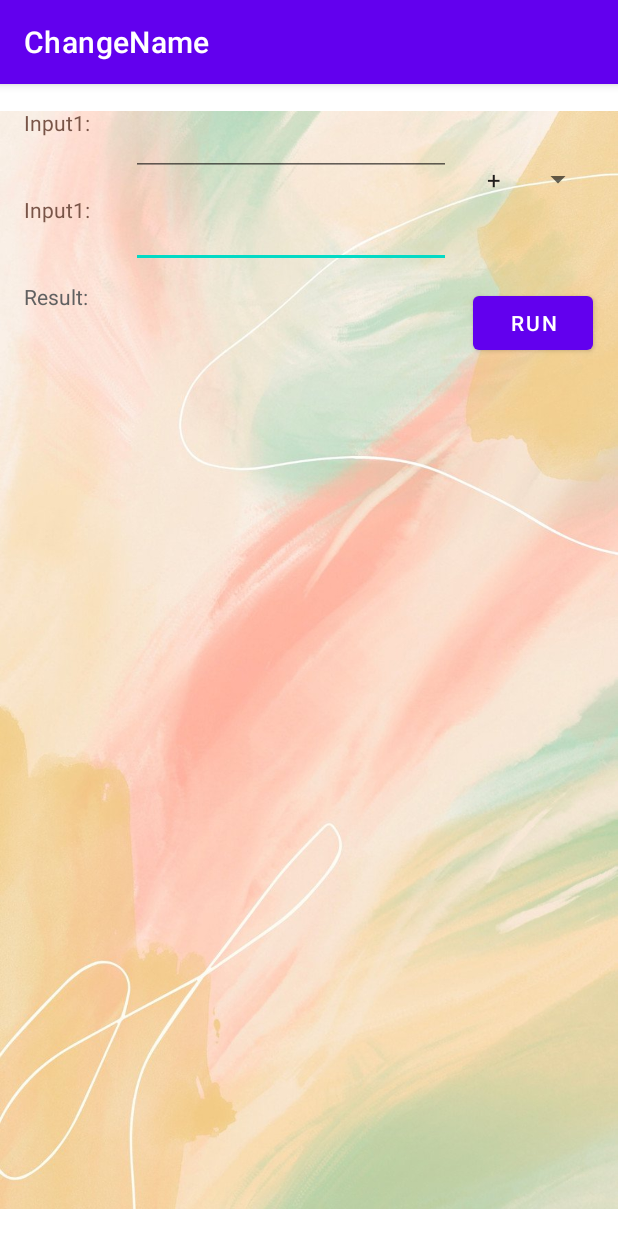
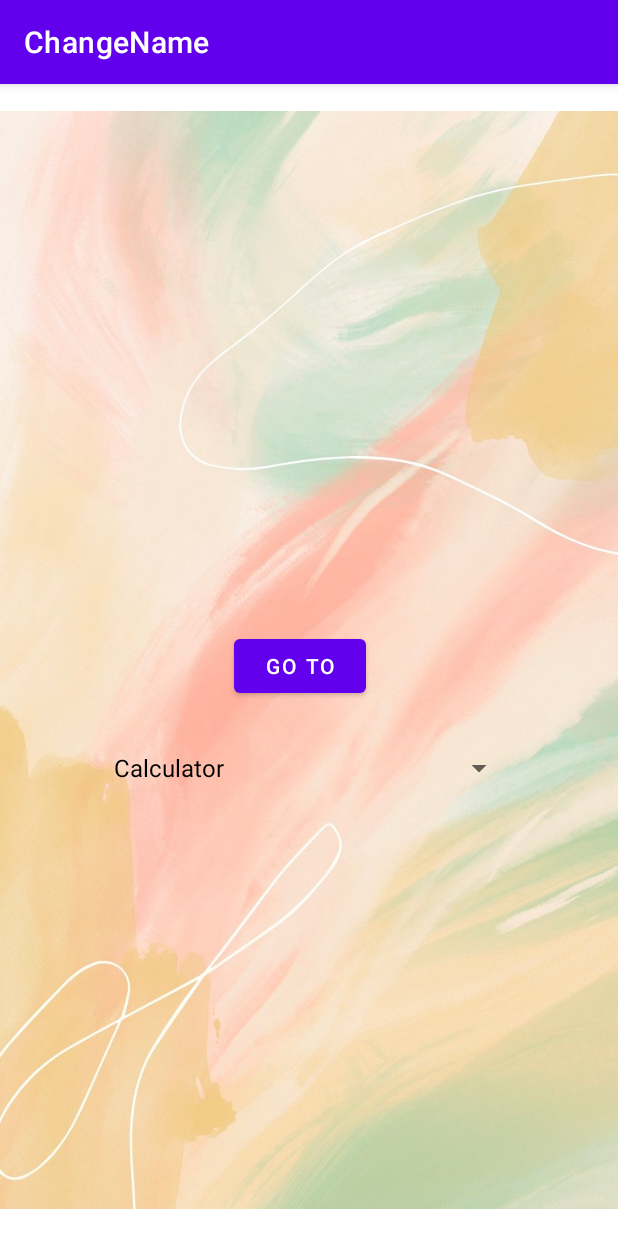
Before and after one commit to Mi1king/CAN301_Andorid, an Android app: the screen it shows after launch (Calculator before the commit, MainActivity after it), on a phone screen of 412 x 824 dp. Run offline under Robolectric (Android 15) with nearby library versions, the phone set to English and light mode, and no system bars.

Commit message:
make a way to choose different activities at first UI

```diff
--- a/app/src/main/java/com/example/mmm/MainActivity.java
+++ b/app/src/main/java/com/example/mmm/MainActivity.java
@@ -15,61 +15,48 @@ import android.widget.Spinner;
 import java.util.ArrayList;
 
 public class MainActivity extends AppCompatActivity {
-    static final int PICK_CONTACT_REQUEST = 1;
+    static final String CALCULATOR_ID = "Calculator";
+    static final String LECTURE_6_ID = "Lecture_6";
 
 
     @Override
     protected void onCreate(Bundle savedInstanceState) {
         super.onCreate(savedInstanceState);
-        setContentView(R.layout.activity_main);
-
-        Button w = (Button) findViewById(R.id.start_button);
-        w.setOnClickListener(new View.OnClickListener() {
-            @Override
-            public void onClick(View view) {
-                show();
-            }
-        });
+        setContentView(R.layout.firstui);
 
 
-        final Spinner s = findViewById(R.id.spinner);
-        s.setOnItemSelectedListener(new Spinner.OnItemSelectedListener() {
-            @Override
-            public void onItemSelected(AdapterView<?> parent, View view, int position, long id) {
-                System.out.println(parent.getSelectedItem());
-                System.out.println(id);
-                System.out.println(position);
-                System.out.println(view.getContext());
-            }
-
-            @Override
-            public void onNothingSelected(AdapterView<?> parent) {
-            }
-        });
+        Spinner application_chooser = (Spinner) findViewById(R.id.application_chooser_spinner);
         ArrayList<String> list = new ArrayList<>();
-        list.add("Sing");
-        list.add("Dance");
+        list.add(CALCULATOR_ID);
+        list.add(LECTURE_6_ID);
         list.add("Rap");
         list.add("Basketball");
         ArrayAdapter<String> adapter = new ArrayAdapter<>(this, R.layout.support_simple_spinner_dropdown_item, list);
-        s.setAdapter(adapter);
-        s.getAdapter();
-    }
+        application_chooser.setAdapter(adapter);
+        application_chooser.getAdapter();
 
-    private void show() {
 
-        Intent intent = new Intent(this, MainActivity2.class);
-        intent.putExtra("je", "IntentFromActivity1");
-        startActivity(intent);
-        this.finish();
+        //button function: go selected application/activity
+        Button go_to_application_button = (Button) findViewById(R.id.go_to_button);
+        go_to_application_button.setOnClickListener(new View.OnClickListener() {
+            @Override
+            public void onClick(View view) {
+                Spinner application_chooser = (Spinner) findViewById(R.id.application_chooser_spinner);
+                Intent intent;
+                switch (application_chooser.getSelectedItem().toString()) {
+                    case CALCULATOR_ID:
+                        intent = new Intent(MainActivity.this, Calculator.class);
+                        startActivity(intent);
+                    case LECTURE_6_ID:
+                        intent = new Intent(MainActivity.this, Lecture6.class);
+                        startActivity(intent);
+                    default:
+                        intent = new Intent(MainActivity.this, Calculator.class);
+                        startActivity(intent);
+                }
+            }
+        });
     }
 
 
-    private void pickContact() {
-        Intent pickContactIntent = new Intent(Intent.ACTION_PICK, Uri.parse("content://contacts"));
-        pickContactIntent.setType(ContactsContract.CommonDataKinds.Phone.CONTENT_TYPE);
-        startActivityForResult(pickContactIntent, PICK_CONTACT_REQUEST);
-
-    }
-
 }
--- a/app/src/main/res/layout/activity_calculator.xml
+++ b/app/src/main/res/layout/activity_calculator.xml
@@ -53,7 +53,7 @@
         android:layout_height="34dp"
         android:layout_marginStart="16dp"
         android:layout_marginTop="24dp"
-        android:text="@string/input1"
+        android:text="@string/input2"
         android:textColor="#795548"
         app:layout_constraintStart_toStartOf="parent"
         app:layout_constraintTop_toBottomOf="@+id/input1input_textView" />
@@ -75,6 +75,8 @@
         android:layout_height="36dp"
         android:layout_marginStart="16dp"
         android:layout_marginTop="16dp"
+        android:textSize="24sp"
+        android:textStyle="bold"
         app:layout_constraintStart_toEndOf="@+id/resultstext_textView"
         app:layout_constraintTop_toBottomOf="@+id/inputNumber2" />
 
--- /dev/null
+++ b/app/src/main/res/layout/firstui.xml
@@ -0,0 +1,36 @@
+<?xml version="1.0" encoding="utf-8"?>
+<androidx.constraintlayout.widget.ConstraintLayout xmlns:android="http://schemas.android.com/apk/res/android"
+    xmlns:app="http://schemas.android.com/apk/res-auto"
+    xmlns:tools="http://schemas.android.com/tools"
+    android:id="@+id/linearLayout"
+    android:layout_width="match_parent"
+    android:layout_height="match_parent">
+
+    <Button
+        android:id="@+id/go_to_button"
+        android:layout_width="wrap_content"
+        android:layout_height="wrap_content"
+        android:layout_marginStart="156dp"
+        android:layout_marginTop="364dp"
+        android:text="@string/go_to"
+        app:layout_constraintStart_toStartOf="parent"
+        app:layout_constraintTop_toTopOf="parent" />
+
+    <ImageView
+        android:id="@+id/background2"
+        android:layout_width="wrap_content"
+        android:layout_height="wrap_content"
+        app:layout_constraintStart_toStartOf="parent"
+        app:layout_constraintTop_toTopOf="parent"
+        app:srcCompat="@drawable/wallpaper" />
+
+    <Spinner
+        android:id="@+id/application_chooser_spinner"
+        android:layout_width="275dp"
+        android:layout_height="48dp"
+        android:layout_marginStart="68dp"
+        android:layout_marginTop="20dp"
+        android:entries="@array/applications"
+        app:layout_constraintStart_toStartOf="parent"
+        app:layout_constraintTop_toBottomOf="@+id/go_to_button" />
+</androidx.constraintlayout.widget.ConstraintLayout>
--- a/app/src/main/res/values/strings.xml
+++ b/app/src/main/res/values/strings.xml
@@ -16,6 +16,8 @@
     <string name="input1">Input1:</string>
     <string name="result">Result:</string>
     <string name="run">Run</string>
+    <string name="input2">Input2</string>
+    <string name="go_to">Go to</string>
     <string-array name="hobbies">
         <item>A</item>
         <item>B</item>
@@ -28,4 +30,10 @@
         <item>*</item>
         <item>/</item>
     </string-array>
+    <string-array name="applications">
+        <item>A</item>
+        <item>B</item>
+        <item>C</item>
+        <item>D</item>
+    </string-array>
 </resources>
```
Also changed, not shown: app/src/main/AndroidManifest.xml (+13 -8 lines), app/src/main/java/com/example/mmm/Calculator.java (+14 -0 lines), app/src/main/java/com/example/mmm/Lecture6.java (added, +76 -0 lines), app/src/main/res/layout/activity_lecture6.xml (renamed from app/src/main/res/layout/activity_main.xml).
